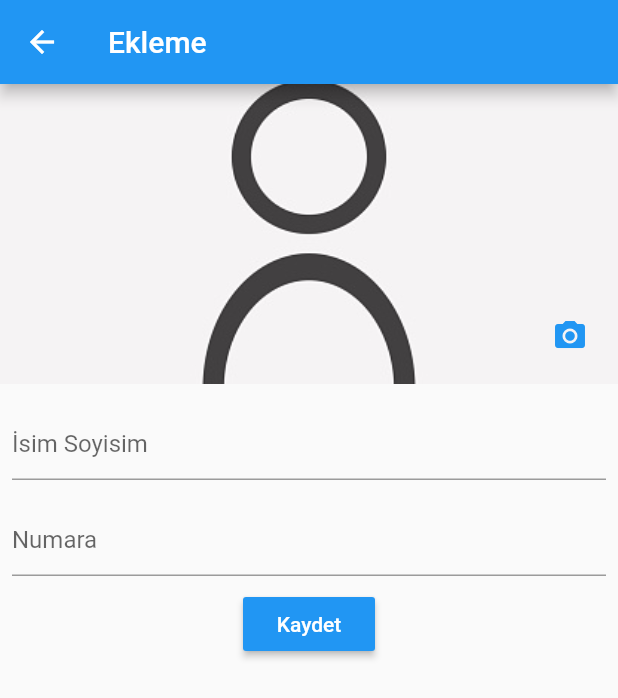
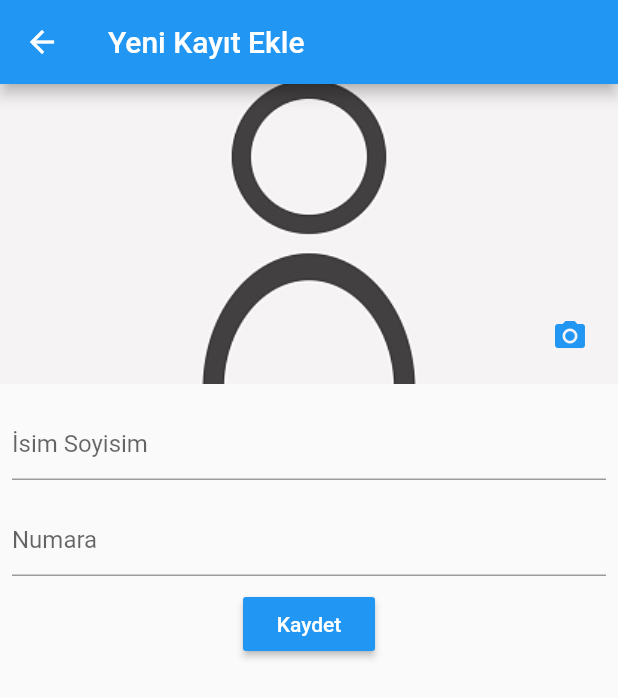
Before and after one commit to mkurtaran/myWallet, a Flutter app: the screen it shows after launch, after a tap on the "add" icon, on a phone screen of 412 x 824 dp. Shown: the top 698 px of the screen. Run offline on Flutter 3.47's test engine with Material 2 defaults, Android fonts, the phone set to English and light mode, and no system bars; our stand-ins replace image_picker, sqflite; accounts and stored records are empty.

Commit message:
rehber uygulaması

```diff
--- a/lib/addContactPage.dart
+++ b/lib/addContactPage.dart
@@ -2,17 +2,39 @@ import 'dart:io';
 
 import 'package:flutter/material.dart';
 import 'package:image_picker/image_picker.dart';
+import 'package:mywallet/database/db_helper.dart';
 import 'model/contact.dart';
 
 class AddContactPage extends StatelessWidget {
+  final Contact contact;
+
+  const AddContactPage({Key key, @required this.contact}) : super(key: key);
+
   @override
   Widget build(BuildContext context) {
     return Scaffold(
       appBar: AppBar(
-        title: Text("Ekleme"),
+        title: Text(contact.id == null ? "Yeni Kayıt Ekle" : contact.name),
       ),
-      body: SingleChildScrollView(child: AddContactForm()),
+      body: SingleChildScrollView(
+          child: ContactForm(contact: contact, child: AddContactForm())),
     );
+  }
+}
+
+class ContactForm extends InheritedWidget {
+  final Contact contact;
+
+  ContactForm({Key key, @required Widget child, @required this.contact})
+      : super(key: key, child: child);
+
+  static ContactForm of(BuildContext context) {
+    return context.dependOnInheritedWidgetOfExactType<ContactForm>();
+  }
+
+  @override
+  bool updateShouldNotify(ContactForm oldWidget) {
+    return contact.id != oldWidget.contact.id;
   }
 }
 
@@ -24,17 +46,23 @@ class AddContactForm extends StatefulWidget {
 class _AddContactFormState extends State<AddContactForm> {
   final _formKey = GlobalKey<FormState>();
   File _file;
+  DbHelper _dbHelper;
+
+  @override
+  void initState() {
+    _dbHelper = DbHelper();
+    super.initState();
+  }
 
   @override
   Widget build(BuildContext context) {
-    String name;
-    String phoneNumber;
+    Contact contact = ContactForm.of(context).contact;
 
     return Column(
       children: <Widget>[
         Stack(children: [
           Image.asset(
-            _file == null ? "assets/image/person.jpg" : _file.path,
+            contact.avatar == null ? "assets/image/person.jpg" : contact.avatar,
             fit: BoxFit.cover,
             width: double.infinity,
             height: 200,
@@ -58,6 +86,7 @@ class _AddContactFormState extends State<AddContactForm> {
                 Padding(
                   padding: const EdgeInsets.symmetric(vertical: 8.0),
                   child: TextFormField(
+                    initialValue: contact.name,
                     validator: (val) {
                       if (val.isEmpty) {
                         return "İsim gereklidir";
@@ -66,7 +95,7 @@ class _AddContactFormState extends State<AddContactForm> {
                       return null;
                     },
                     onSaved: (val) {
-                      name = val;
+                      contact.name = val;
                     },
                     decoration: InputDecoration(hintText: "İsim Soyisim"),
                   ),
@@ -74,6 +103,7 @@ class _AddContactFormState extends State<AddContactForm> {
                 Padding(
                   padding: const EdgeInsets.symmetric(vertical: 8.0),
                   child: TextFormField(
+                    initialValue: contact.phoneNumber,
                     keyboardType: TextInputType.phone,
                     validator: (val) {
                       if (val.isEmpty) {
@@ -83,7 +113,7 @@ class _AddContactFormState extends State<AddContactForm> {
                       return null;
                     },
                     onSaved: (val) {
-                      phoneNumber = val;
+                      contact.phoneNumber = val;
                     },
                     decoration: InputDecoration(hintText: "Numara"),
                   ),
@@ -92,17 +122,19 @@ class _AddContactFormState extends State<AddContactForm> {
                   color: Colors.blue,
                   textColor: Colors.white,
                   child: Text("Kaydet"),
-                  onPressed: () {
+                  onPressed: () async {
                     if (_formKey.currentState.validate()) {
                       _formKey.currentState.save();
-                      Contact.contacts.add(Contact(
-                          name: name,
-                          phoneNumber: phoneNumber,
-                          avatar: _file == null ? "" : _file.path));
+
+                      if (contact.id == null) {
+                        await _dbHelper.insertContact(contact);
+                      } else {
+                        await _dbHelper.updateContact(contact);
+                      }
 
                       var snackBar = Scaffold.of(context).showSnackBar(SnackBar(
                         duration: Duration(milliseconds: 300),
-                        content: Text("$name eklendi."),
+                        content: Text("${contact.name} eklendi."),
                       ));
 
                       snackBar.closed.then((onValue) {
@@ -120,10 +152,11 @@ class _AddContactFormState extends State<AddContactForm> {
   }
 
   void getFile() async {
+    Contact contact = ContactForm.of(context).contact;
     var image = await ImagePicker.pickImage(source: ImageSource.camera);
 
     setState(() {
-      _file = image;
+      contact.avatar = image.path;
     });
   }
 }
--- a/lib/contactPage.dart
+++ b/lib/contactPage.dart
@@ -1,6 +1,8 @@
 import 'package:flutter/material.dart';
 import 'package:mywallet/addContactPage.dart';
+import 'package:mywallet/database/db_helper.dart';
 import 'package:mywallet/model/contact.dart';
+import 'package:url_launcher/url_launcher.dart';
 
 class ContactPage extends StatefulWidget {
   @override
@@ -9,10 +11,12 @@ class ContactPage extends StatefulWidget {
 
 class _ContactPageState extends State<ContactPage> {
   List<Contact> contacts;
+  DbHelper _dbHelper;
 
   @override
   void initState() {
     contacts = Contact.contacts;
+    _dbHelper = DbHelper();
     super.initState();
   }
 
@@ -27,32 +31,66 @@ class _ContactPageState extends State<ContactPage> {
         ),
         floatingActionButton: FloatingActionButton(
           onPressed: () {
-          Navigator.push(context,
-              MaterialPageRoute(builder: (context) => AddContactPage()));
+            Navigator.push(
+                context,
+                MaterialPageRoute(
+                    builder: (context) => AddContactPage(
+                          contact: Contact(),
+                        )));
           },
           child: Icon(Icons.add),
         ),
-      body: Container(
-          child: ListView.builder(
-              itemCount: contacts.length,
+        body: FutureBuilder(
+            future: _dbHelper.getContact(),
+            builder:
+                (BuildContext context, AsyncSnapshot<List<Contact>> snapshot) {
+              if (!snapshot.hasData) {
+                return CircularProgressIndicator();
+              }
+
+              if (snapshot.data.isEmpty) {
+                return Text("Kayıt yok");
+              }
+
+              return ListView.builder(
+                  itemCount: snapshot.data.length,
                   itemBuilder: (BuildContext context, int index) {
-                Contact item = contacts[index];
-                //return Text(item.name + " " + item.phoneNumber);
-                return Dismissible(
+                    Contact item = snapshot.data[index];
+
+                    return GestureDetector(
+                      onTap: () {
+                        Navigator.push(
+                            context,
+                            MaterialPageRoute(
+                                builder: (context) => AddContactPage(
+                                      contact: item,
+                                    )));
+                      },
+                      child: Dismissible(
+                        direction: DismissDirection.endToStart,
+                        background: Container(
+                          alignment: Alignment.centerRight,
+                          color: Colors.red,
+                          child: Padding(
+                            padding: const EdgeInsets.all(16),
+                            child: Icon(
+                              Icons.delete,
+                              color: Colors.white,
+                            ),
+                          ),
+                        ),
                         key: UniqueKey(),
-                  onDismissed: (direction) {
-                    setState(() {
-                      contacts.removeAt(index);
-                    });
+                        onDismissed: (direction) async {
+                          await _dbHelper.deleteContact(item.id);
+                          setState(() {});
 
                           Scaffold.of(context).showSnackBar(SnackBar(
                             content: Text("${item.name} silindi."),
                             action: SnackBarAction(
                               label: "Geri Al",
-                        onPressed: () {
-                          setState(() {
-                            contacts.add(item);
-                          });
+                              onPressed: () async {
+                                await _dbHelper.insertContact(item);
+                                setState(() {});
                               },
                             ),
                           ));
@@ -60,7 +98,7 @@ class _ContactPageState extends State<ContactPage> {
                         child: ListTile(
                           leading: CircleAvatar(
                             backgroundImage: AssetImage(
-                        item.avatar.isEmpty
+                              item.avatar == null
                                   ? "assets/image/person.jpg"
                                   : item.avatar,
                             ),
@@ -72,9 +110,23 @@ class _ContactPageState extends State<ContactPage> {
                           ),
                           title: Text(item.name),
                           subtitle: Text(item.phoneNumber),
+                          trailing: IconButton(
+                            icon: Icon(Icons.phone),
+                            onPressed: () async =>
+                                _callContact(item.phoneNumber),
+                          ),
+                        ),
                       ),
                     );
-              })),
-    );
+                  });
+            }));
+  }
+
+  _callContact(String phoneNumber) async {
+    String tel = "tel:$phoneNumber";
+
+    if (await canLaunch(tel)) {
+      await launch(tel);
     }
   }
+}
--- /dev/null
+++ b/lib/database/db_helper.dart
@@ -0,0 +1,53 @@
+import 'dart:async';
+import 'package:mywallet/model/contact.dart';
+import 'package:sqflite/sqflite.dart';
+import 'package:path/path.dart';
+
+class DbHelper {
+  static Database _db;
+
+  Future<Database> get db async {
+    if (_db != null) {
+      return _db;
+    }
+
+    _db = await initDb();
+
+    return _db;
+  }
+
+  initDb() async {
+    var dbFolder = await getDatabasesPath();
+    String path = join(dbFolder, "Contact.db");
+
+    return await openDatabase(path, onCreate: _onCreate, version: 1);
+  }
+
+  FutureOr<void> _onCreate(Database db, int version) async {
+    await db.execute(
+        "CREATE TABLE Contact(id INTEGER PRIMARY KEY, name TEXT, phone_number TEXT, avatar TEXT)");
+  }
+
+  Future<List<Contact>> getContact() async {
+    var dbClient = await db;
+    var result = await dbClient.query("Contact", orderBy: "name");
+    return result.map((r) => Contact.fromMap(r)).toList();
+  }
+
+  Future<int> insertContact(Contact contact) async {
+    var dbClient = await db;
+    return await dbClient.insert("Contact", contact.toMap());
+  }
+
+  Future<int> updateContact(Contact contact) async {
+    var dbClient = await db;
+
+    return await dbClient.update("Contact", contact.toMap(),
+        where: "id=?", whereArgs: [contact.id]);
+  }
+
+  Future<void> deleteContact(int id) async {
+    var dbClient = await db;
+    return await dbClient.delete("Contact", where: "id=?", whereArgs: [id]);
+  }
+}
--- a/pubspec.yaml
+++ b/pubspec.yaml
@@ -20,6 +20,8 @@ dependencies:
   flutter:
     sdk: flutter
   image_picker: ^0.6.5
+  sqflite: ^1.3.0
+  url_launcher: ^5.4.0
 
   # The following adds the Cupertino Icons font to your application.
   # Use with the CupertinoIcons class for iOS style icons.
```
Also changed, not shown: lib/model/contact.dart (+17 -0 lines), 2 other files. Lines whose indentation alone changed are shown as unchanged.
